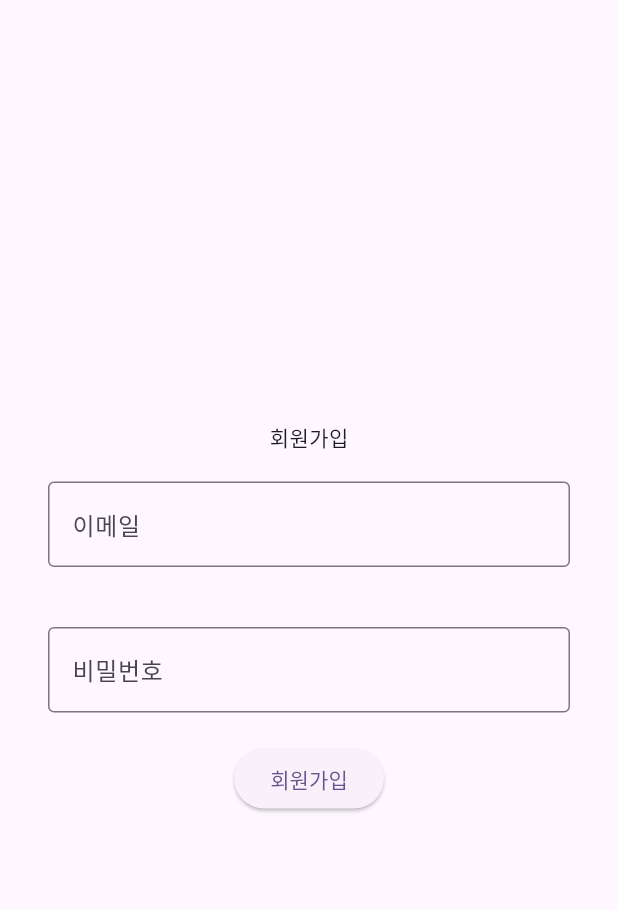
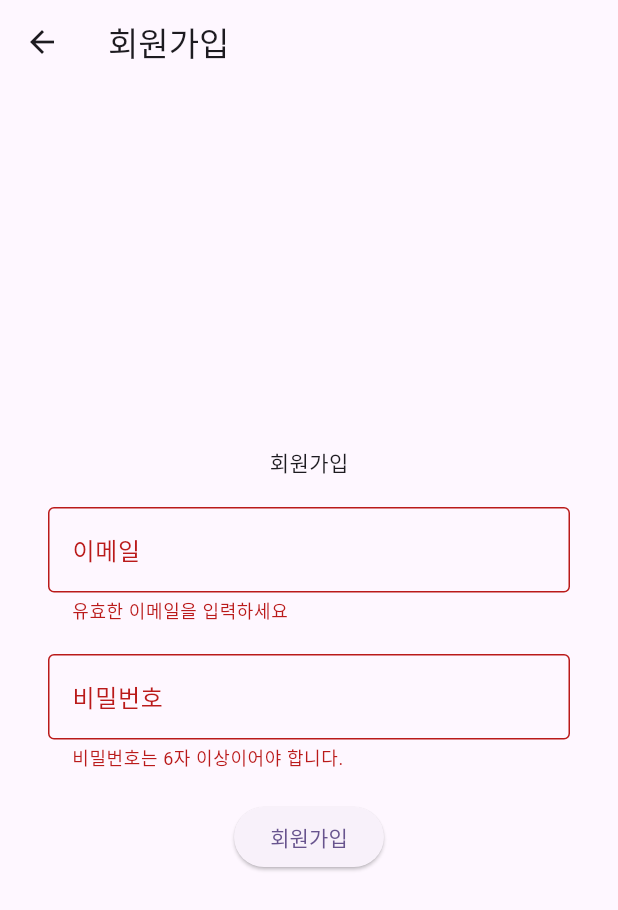
Before and after one commit to ottuck/flutter-ec-site, a Flutter app: the SignUpPage screen opened directly, after a tap on "회원가입", on a phone screen of 412 x 824 dp. Shown: the top 910 px of the screen. Run offline on Flutter 3.47's test engine with Material 3 defaults, Android fonts, the phone set to English and light mode, and no system bars; our stand-ins replace firebase_auth, firebase_core, logger; accounts and stored records are empty.

Commit message:
Committing local changes

```diff
--- a/lib/FirebaseAuthService.dart
+++ b/lib/FirebaseAuthService.dart
@@ -17,12 +17,12 @@ class FirebaseAuthService {
       return userCredential.user;
     } on FirebaseAuthException catch (e) {
       if (e.code == 'weak-password') {
-        // print('비밀번호가 취약합니다.');
+        logger.e('비밀번호가 취약합니다.');
       } else if (e.code == 'email-already-in-use') {
-        // print('이미 사용중인 이메일입니다.');
+        logger.e('이미 사용중인 이메일입니다.');
       }
     } catch (e) {
-      // print(e);
+      logger.e(e);
     }
     return null;
   }
@@ -35,12 +35,12 @@ class FirebaseAuthService {
       return userCredential.user;
     } on FirebaseAuthException catch (e) {
       if (e.code == 'user-not-found') {
-        // print('사용자를 찾을 수 없습니다.');
+        logger.e('사용자를 찾을 수 없습니다.');
       } else if (e.code == 'wrong-password') {
-        // print('비밀번호가 틀렸습니다.');
+        logger.e('비밀번호가 틀렸습니다.');
       }
     } catch (e) {
-      // print(e);
+      logger.e(e);
     }
     return null;
   }
--- a/lib/SignUpPage.dart
+++ b/lib/SignUpPage.dart
@@ -14,11 +14,18 @@ class _SignUpPageState extends State<SignUpPage> {
   final TextEditingController _emailController = TextEditingController();
   final TextEditingController _passwordController = TextEditingController();
 
+  final _formKey = GlobalKey<FormState>();
+
   @override
   Widget build(BuildContext context) {
     return Scaffold(
+      appBar: AppBar(
+        title: const Text('회원가입'),
+      ),
       body: Padding(
         padding: const EdgeInsets.symmetric(horizontal: 32.0),
+        child: Form(
+          key: _formKey,
           child: Center(
             child: Column(
               mainAxisAlignment: MainAxisAlignment.center,
@@ -40,7 +47,6 @@ class _SignUpPageState extends State<SignUpPage> {
                   },
                 ),
                 const SizedBox(height: 20.0),
-            const SizedBox(height: 20.0),
                 TextFormField(
                   decoration: const InputDecoration(
                     labelText: '비밀번호',
@@ -58,12 +64,19 @@ class _SignUpPageState extends State<SignUpPage> {
                 const SizedBox(height: 20.0),
                 ElevatedButton(
                   onPressed: () {
+                    if (_formKey.currentState!.validate()) {
                       _authService.signUp(
-                      _emailController.text, _passwordController.text);
+                        _emailController.text,
+                        _passwordController.text,
+                      );
+                    }
                   },
-                child: const Text('회원가입'))
+                  child: const Text('회원가입'),
+                ),
               ],
-        )),
+            ),
+          ),
+        ),
       ),
     );
   }
```
Also changed, not shown: lib/firebase_options.dart (added), 5 other files. Lines whose indentation alone changed are shown as unchanged.
